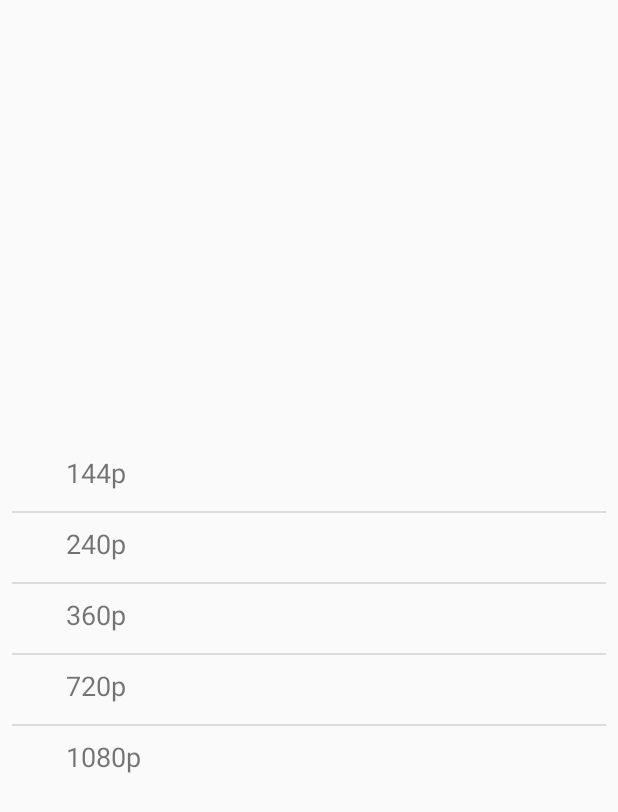
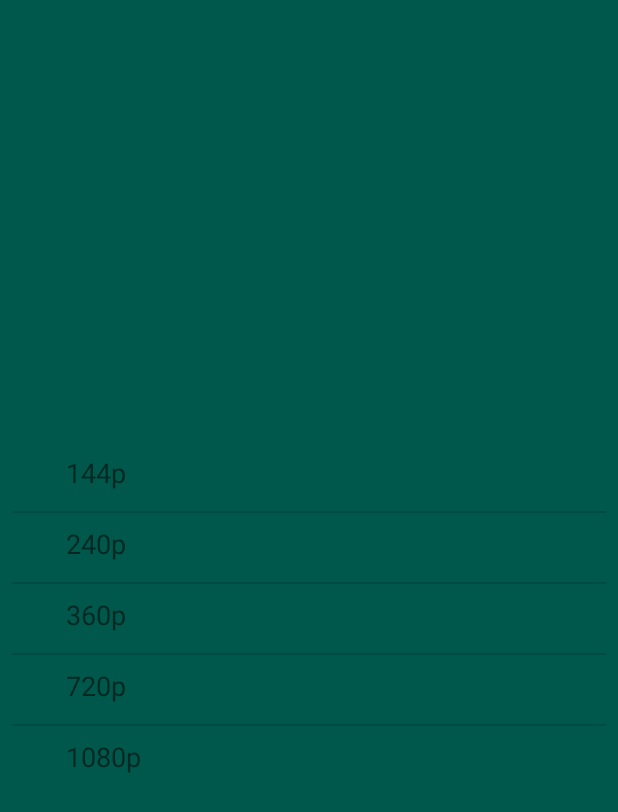
Before and after one commit to scholtz8/TheVideoApp, an Android app: the screen it shows after launch (VideosListActivity), after a tap on "South America", on a phone screen of 412 x 824 dp. Shown: the top 812 px of the screen. Run offline under Robolectric (Android 15) with nearby library versions, the light colour scheme and no system bars.

Commit message:
Video Player

```diff
--- a/app/src/main/java/cscholtz/android/thevideoapp/Adaptador2.java
+++ /dev/null
@@ -1,65 +0,0 @@
-package cscholtz.android.thevideoapp;
-
-import android.content.Context;
-import android.content.Intent;
-import android.view.LayoutInflater;
-import android.view.View;
-import android.view.ViewGroup;
-import android.widget.BaseAdapter;
-import android.widget.TextView;
-
-public class Adaptador2 extends BaseAdapter {
-
-    private static LayoutInflater inflater = null;
-    private Context contexto;
-    private String[][] datos;
-    private String server;
-    private String reg;
-
-    public Adaptador2(Context ctexto,String[][] dt,String serverdor,String region){
-        this.contexto = ctexto;
-        this.datos = dt;
-        this.server = serverdor;
-        this.reg = region;
-        inflater = (LayoutInflater) contexto.getSystemService(ctexto.LAYOUT_INFLATER_SERVICE);
-    }
-
-    @Override
-    public View getView(final int position, View convertView, ViewGroup parent) {
-        final View vista = inflater.inflate(R.layout.elemento_lista,null);
-        final TextView servidor = (TextView) vista.findViewById(R.id.servidor);
-        servidor.setText(datos[position][0]);
-
-        vista.setTag(position);
-
-        vista.setOnClickListener(new View.OnClickListener() {
-            @Override
-            public void onClick(View v) {
-                Intent VideoPlayerActivity = new Intent(contexto,VideoPlayerActivity.class);
-                String link = "https://"+server+".appspot.com/videos/"+datos[position][0]+".mp4";
-                VideoPlayerActivity.putExtra("URL",link);
-                VideoPlayerActivity.putExtra("TIT",reg+" "+datos[position][0]);
-                contexto.startActivity(VideoPlayerActivity);
-            }
-        });
-
-
-        return vista;
-    }
-
-
-    @Override
-    public int getCount() {
-        return this.datos.length;
-    }
-
-    @Override
-    public Object getItem(int position) {
-        return null;
-    }
-
-    @Override
-    public long getItemId(int position) {
-        return 0;
-    }
-}
--- /dev/null
+++ b/app/src/main/java/cscholtz/android/thevideoapp/ListadorServidores.java
@@ -0,0 +1,51 @@
+package cscholtz.android.thevideoapp;
+
+import android.content.Context;
+import android.content.Intent;
+import android.view.LayoutInflater;
+import android.view.View;
+import android.view.ViewGroup;
+import android.widget.BaseAdapter;
+import android.widget.TextView;
+
+public class ListadorServidores extends BaseAdapter {
+
+    private static LayoutInflater inflater = null;
+    private Context contexto;
+    private String[][] datos;
+
+    public ListadorServidores(Context ct, String[][] dt){
+        this.contexto = ct;
+        this.datos = dt;
+        inflater = (LayoutInflater) contexto.getSystemService(ct.LAYOUT_INFLATER_SERVICE);
+    }
+
+    @Override
+    public View getView(int position, View convertView, ViewGroup parent) {
+        final View vista = inflater.inflate(R.layout.elemento_lista,null);
+        final TextView servidor = (TextView) vista.findViewById(R.id.servidor);
+        servidor.setText(datos[position][0]);
+        vista.setTag(position);
+
+        vista.setOnClickListener(new View.OnClickListener() {
+            @Override
+            public void onClick(View v) {
+                Intent VideosActivity = new Intent(contexto, VideosListActivity.class);
+                VideosActivity.putExtra("REGION",datos[(Integer)vista.getTag()][0]);
+                VideosActivity.putExtra("SERVER",datos[(Integer)vista.getTag()][1]);
+                contexto.startActivity(VideosActivity);
+            }
+        });
+        return vista;
+    }
+
+    @Override
+    public int getCount() { return this.datos.length; }
+
+    @Override
+    public Object getItem(int position) { return null; }
+
+    @Override
+    public long getItemId(int position) { return 0; }
+
+}
--- a/app/src/main/java/cscholtz/android/thevideoapp/Adaptador.java
+++ b/app/src/main/java/cscholtz/android/thevideoapp/ListadorVideos.java
@@ -8,37 +8,38 @@ import android.view.ViewGroup;
 import android.widget.BaseAdapter;
 import android.widget.TextView;
 
-public class Adaptador extends BaseAdapter {
+public class ListadorVideos extends BaseAdapter {
 
     private static LayoutInflater inflater = null;
-    Context contexto;
-    String[][] datos;
+    private Context contexto;
+    private String[][] datos;
+    private String server;
+    private String region;
 
-    public Adaptador(Context ctexto,String[][] dt){
-        this.contexto = ctexto;
+    public ListadorVideos(Context ct, String[][] dt, String srv, String reg){
+        this.contexto = ct;
         this.datos = dt;
-        inflater = (LayoutInflater) contexto.getSystemService(ctexto.LAYOUT_INFLATER_SERVICE);
+        this.server = srv;
+        this.region = reg;
+        inflater = (LayoutInflater) contexto.getSystemService(ct.LAYOUT_INFLATER_SERVICE);
     }
 
     @Override
-    public View getView(int position, View convertView, ViewGroup parent) {
+    public View getView(final int position, View convertView, ViewGroup parent) {
         final View vista = inflater.inflate(R.layout.elemento_lista,null);
         final TextView servidor = (TextView) vista.findViewById(R.id.servidor);
         servidor.setText(datos[position][0]);
-
         vista.setTag(position);
 
         vista.setOnClickListener(new View.OnClickListener() {
             @Override
             public void onClick(View v) {
-                Intent VideosActivity = new Intent(contexto, VideosListActivity.class);
-                VideosActivity.putExtra("REGION",datos[(Integer)vista.getTag()][0]);
-                VideosActivity.putExtra("SRV",datos[(Integer)vista.getTag()][1]);
-                contexto.startActivity(VideosActivity);
+                Intent VideoPlayerActivity = new Intent(contexto,VideoPlayerActivity.class);
+                VideoPlayerActivity.putExtra("URI","https://"+server+".appspot.com/videos/"+datos[position][0]+".mp4");
+                VideoPlayerActivity.putExtra("TITULO",region+" - "+datos[position][0]);
+                contexto.startActivity(VideoPlayerActivity);
             }
         });
-
-
         return vista;
     }
 
@@ -56,5 +57,4 @@ public class Adaptador extends BaseAdapter {
     public long getItemId(int position) {
         return 0;
     }
-
 }
--- a/app/src/main/java/cscholtz/android/thevideoapp/ServersListActivity.java
+++ b/app/src/main/java/cscholtz/android/thevideoapp/ServersListActivity.java
@@ -6,8 +6,7 @@ import android.widget.ListView;
 
 public class ServersListActivity extends AppCompatActivity {
 
-    ListView lista;
-
+    ListView listaServers;
     String[][] datos = {
             {"South America","easymicro-2018"},
             {"North East Asia","hidden-conquest-237802"}
@@ -18,7 +17,7 @@ public class ServersListActivity extends AppCompatActivity {
         super.onCreate(savedInstanceState);
         setContentView(R.layout.activity_main);
 
-        lista = (ListView) findViewById(R.id.idListaServers);
-        lista.setAdapter(new Adaptador(this, datos));
+        listaServers = (ListView) findViewById(R.id.idListaServers);
+        listaServers.setAdapter(new ListadorServidores(this, datos));
     }
 }
--- a/app/src/main/java/cscholtz/android/thevideoapp/VideosListActivity.java
+++ b/app/src/main/java/cscholtz/android/thevideoapp/VideosListActivity.java
@@ -4,11 +4,10 @@ import android.content.Intent;
 import android.support.v7.app.AppCompatActivity;
 import android.os.Bundle;
 import android.widget.ListView;
-import android.widget.TextView;
 
 public class VideosListActivity extends AppCompatActivity {
 
-    ListView lista;
+    ListView listaVideos;
     String[][] datos = {
             {"144p"},
             {"240p"},
@@ -23,10 +22,10 @@ public class VideosListActivity extends AppCompatActivity {
         setContentView(R.layout.activity_videos);
 
         Intent intent = getIntent();
-        Bundle b = intent.getExtras();
+        Bundle bund = intent.getExtras();
 
-        lista = (ListView) findViewById(R.id.idListaVideos);
-        lista.setAdapter(new Adaptador2(this, datos, b.getString("SRV"),b.getString("REGION")));
+        listaVideos = (ListView) findViewById(R.id.idListaVideos);
+        listaVideos.setAdapter(new ListadorVideos(this, datos, bund.getString("SERVER"),bund.getString("REGION")));
 
     }
 }
--- a/app/src/main/res/layout/activity_main.xml
+++ b/app/src/main/res/layout/activity_main.xml
@@ -4,7 +4,8 @@
     xmlns:tools="http://schemas.android.com/tools"
     android:layout_width="match_parent"
     android:layout_height="match_parent"
-    tools:context=".ServersListActivity">
+    tools:context=".ServersListActivity"
+    android:background="@color/colorPrimary">
 
     <ListView
         android:id="@+id/idListaServers"
--- a/app/src/main/res/layout/activity_video_player.xml
+++ b/app/src/main/res/layout/activity_video_player.xml
@@ -4,7 +4,8 @@
     xmlns:tools="http://schemas.android.com/tools"
     android:layout_width="match_parent"
     android:layout_height="match_parent"
-    tools:context=".VideoPlayerActivity">
+    tools:context=".VideoPlayerActivity"
+    android:background="@color/black">
 
     <VideoView
         android:id="@+id/videoView"
--- a/app/src/main/res/layout/activity_videos.xml
+++ b/app/src/main/res/layout/activity_videos.xml
@@ -4,7 +4,8 @@
     xmlns:tools="http://schemas.android.com/tools"
     android:layout_width="match_parent"
     android:layout_height="match_parent"
-    tools:context=".VideosListActivity">
+    tools:context=".VideosListActivity"
+    android:background="@color/colorPrimaryDark">
 
     <ListView
         android:id="@+id/idListaVideos"
--- a/app/src/main/res/values/colors.xml
+++ b/app/src/main/res/values/colors.xml
@@ -3,4 +3,5 @@
     <color name="colorPrimary">#008577</color>
     <color name="colorPrimaryDark">#00574B</color>
     <color name="colorAccent">#D81B60</color>
+    <color name="black">#000</color>
 </resources>
```
Also changed, not shown: app/src/main/java/cscholtz/android/thevideoapp/VideoPlayerActivity.java (+6 -3 lines).
